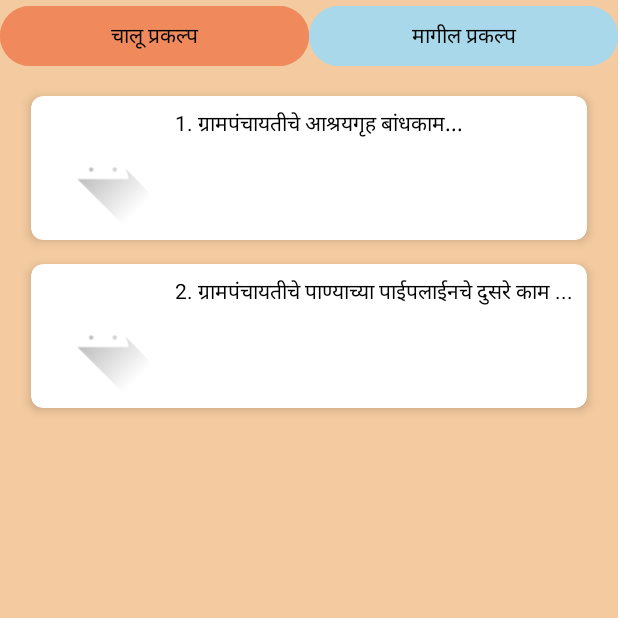
After one commit to sanket96s/Grampanchayat-application, an Android app: the ProjectsActivity screen opened directly, with no data from a screen before it, on a phone screen of 412 x 824 dp, the top half of it. The commit adds this screen. Run offline under Robolectric (Android 15) with nearby library versions, the phone set to English and light mode, and no system bars.

Commit message:
new changes

```diff
--- a/app/src/main/AndroidManifest.xml
+++ b/app/src/main/AndroidManifest.xml
@@ -32,6 +32,7 @@
         <activity android:name=".MainPageActivity" />
         <activity android:name=".TaxPayActivity" />
         <activity android:name=".GovernmentSchemesActivity"></activity>
+        <activity android:name=".ProjectsActivity"></activity>
     </application>
 
 </manifest>
--- a/app/src/main/java/com/example/grampanchayatkouthaliapk/MainPageActivity.java
+++ b/app/src/main/java/com/example/grampanchayatkouthaliapk/MainPageActivity.java
@@ -106,6 +106,23 @@ public class MainPageActivity extends AppCompatActivity {
                 startActivity(intent);
             }
         });
+        TextView textproject = findViewById(R.id.text_projects);
+        ImageView imgproject = findViewById(R.id.image_projects);
+        textproject.setOnClickListener(new View.OnClickListener() {
+            @Override
+            public void onClick(View v) {
+                Intent intent = new Intent(MainPageActivity.this, ProjectsActivity.class);
+                startActivity(intent);
+            }
+        });
+
+        imgproject.setOnClickListener(new View.OnClickListener() {
+            @Override
+            public void onClick(View v) {
+                Intent intent = new Intent(MainPageActivity.this, ProjectsActivity.class);
+                startActivity(intent);
+            }
+        });
         ImageView imageGovernmentSchemes = findViewById(R.id.image_government_schemes);
         imageGovernmentSchemes.setOnClickListener(new View.OnClickListener() {
             @Override
--- /dev/null
+++ b/app/src/main/java/com/example/grampanchayatkouthaliapk/ProjectsActivity.java
@@ -0,0 +1,12 @@
+package com.example.grampanchayatkouthaliapk;
+
+import android.os.Bundle;
+import androidx.appcompat.app.AppCompatActivity;
+
+public class ProjectsActivity extends AppCompatActivity {
+    @Override
+    protected void onCreate(Bundle savedInstanceState) {
+        super.onCreate(savedInstanceState);
+        setContentView(R.layout.activity_projects);  // Create this layout
+    }
+}
--- a/app/src/main/res/layout/activity_main.xml
+++ b/app/src/main/res/layout/activity_main.xml
@@ -124,6 +124,7 @@
                 android:layout_marginTop="454dp"
                 android:layout_marginLeft="50dp"
                 android:src="@drawable/projectsicon"
+                android:onClick="openProjectsActivity"
                 android:gravity="center"/>
 
             <TextView
--- /dev/null
+++ b/app/src/main/res/layout/activity_projects.xml
@@ -0,0 +1,109 @@
+<?xml version="1.0" encoding="utf-8"?>
+<androidx.constraintlayout.widget.ConstraintLayout xmlns:android="http://schemas.android.com/apk/res/android"
+    xmlns:app="http://schemas.android.com/apk/res-auto"
+    android:layout_width="match_parent"
+    android:layout_height="match_parent"
+    android:background="#F4CBA0">
+
+    <!-- Tabs (Two buttons) -->
+    <Button
+        android:id="@+id/tab1_button"
+        android:layout_width="0dp"
+        android:layout_height="wrap_content"
+        android:text="चालू प्रकल्प"
+        android:textColor="@android:color/black"
+        android:backgroundTint="#F08A5D"
+        app:layout_constraintTop_toTopOf="parent"
+        app:layout_constraintStart_toStartOf="parent"
+        app:layout_constraintEnd_toStartOf="@+id/tab2_button"
+        app:layout_constraintWidth_percent="0.5"/>
+
+    <Button
+        android:id="@+id/tab2_button"
+        android:layout_width="0dp"
+        android:layout_height="wrap_content"
+        android:text="मागील प्रकल्प"
+        android:textColor="@android:color/black"
+        android:backgroundTint="#A8D8EA"
+        app:layout_constraintTop_toTopOf="parent"
+        app:layout_constraintEnd_toEndOf="parent"
+        app:layout_constraintStart_toEndOf="@+id/tab1_button"
+        app:layout_constraintWidth_percent="0.5"/>
+
+    <!-- Project 1 Card -->
+    <androidx.cardview.widget.CardView
+        android:id="@+id/project1_card"
+        android:layout_width="0dp"
+        android:layout_height="wrap_content"
+        android:layout_marginTop="16dp"
+        app:layout_constraintTop_toBottomOf="@+id/tab1_button"
+        app:layout_constraintStart_toStartOf="parent"
+        app:layout_constraintEnd_toEndOf="parent"
+        app:layout_constraintWidth_percent="0.9"
+        app:cardCornerRadius="8dp"
+        app:cardElevation="4dp">
+
+        <LinearLayout
+            android:layout_width="match_parent"
+            android:layout_height="wrap_content"
+            android:orientation="horizontal"
+            android:padding="8dp">
+
+            <ImageView
+                android:id="@+id/project1_image"
+                android:layout_width="80dp"
+                android:layout_height="80dp"
+                android:src="@drawable/ic_launcher_foreground"
+                android:scaleType="centerCrop"
+                android:layout_marginEnd="8dp"/>
+
+            <TextView
+                android:id="@+id/project1_description"
+                android:layout_width="0dp"
+                android:layout_height="wrap_content"
+                android:layout_weight="1"
+                android:text="1. ग्रामपंचायतीचे आश्रयगृह बांधकाम..."
+                android:textColor="@android:color/black"
+                android:textSize="14sp"/>
+        </LinearLayout>
+    </androidx.cardview.widget.CardView>
+
+    <!-- Project 2 Card -->
+    <androidx.cardview.widget.CardView
+        android:id="@+id/project2_card"
+        android:layout_width="0dp"
+        android:layout_height="wrap_content"
+        android:layout_marginTop="16dp"
+        app:layout_constraintTop_toBottomOf="@+id/project1_card"
+        app:layout_constraintStart_toStartOf="parent"
+        app:layout_constraintEnd_toEndOf="parent"
+        app:layout_constraintWidth_percent="0.9"
+        app:cardCornerRadius="8dp"
+        app:cardElevation="4dp">
+
+        <LinearLayout
+            android:layout_width="match_parent"
+            android:layout_height="wrap_content"
+            android:orientation="horizontal"
+            android:padding="8dp">
+
+            <ImageView
+                android:id="@+id/project2_image"
+                android:layout_width="80dp"
+                android:layout_height="80dp"
+                android:src="@drawable/ic_launcher_foreground"
+                android:scaleType="centerCrop"
+                android:layout_marginEnd="8dp"/>
+
+            <TextView
+                android:id="@+id/project2_description"
+                android:layout_width="0dp"
+                android:layout_height="wrap_content"
+                android:layout_weight="1"
+                android:text="2. ग्रामपंचायतीचे पाण्याच्या पाईपलाईनचे दुसरे काम ..."
+                android:textColor="@android:color/black"
+                android:textSize="14sp"/>
+        </LinearLayout>
+    </androidx.cardview.widget.CardView>
+
+</androidx.constraintlayout.widget.ConstraintLayout>
```
